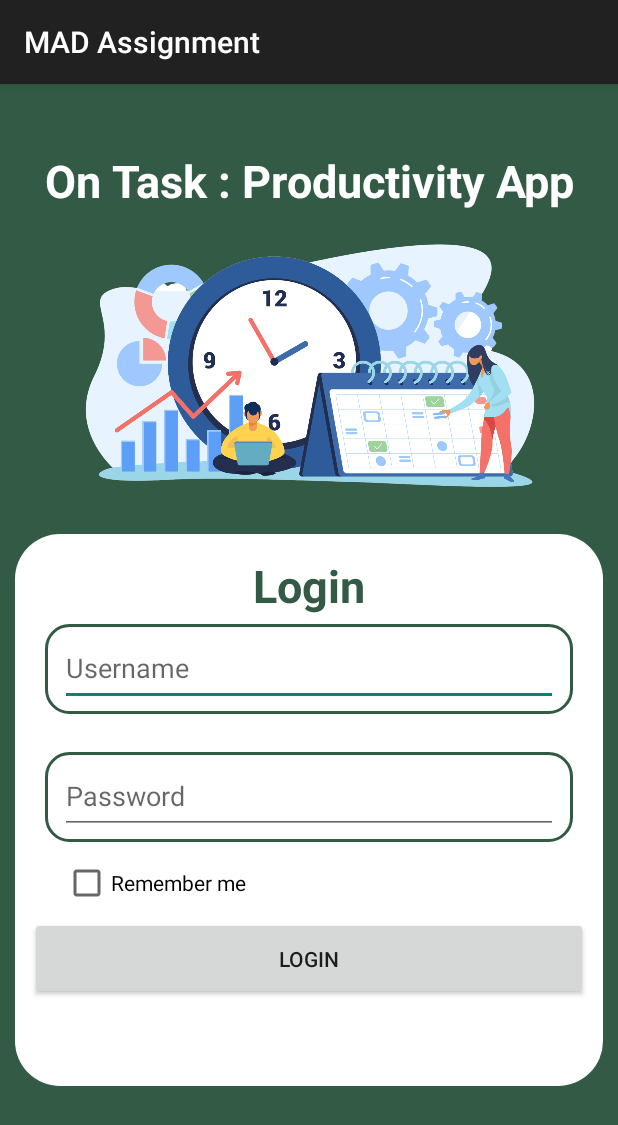
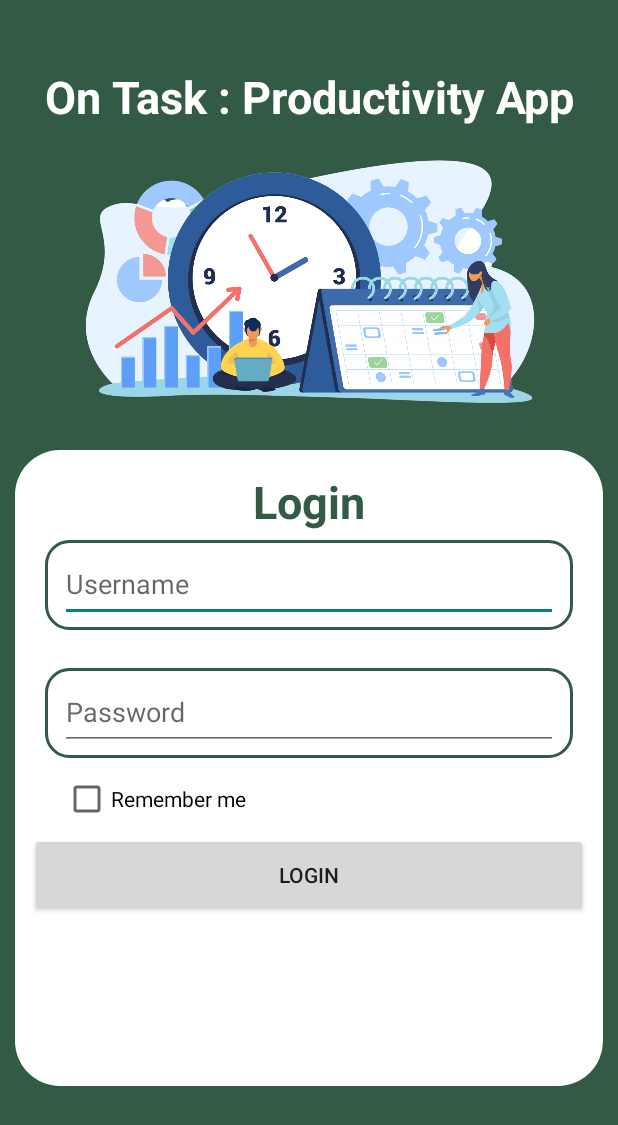
Before and after one commit to supermonkey62/MAD-Assignment, an Android app: the screen it shows after launch (LoginPage), on a phone screen of 412 x 824 dp. Shown: the top 1125 px of the screen. Run offline under Robolectric (Android 15) with nearby library versions, the light colour scheme and no system bars; our stand-ins replace Firebase (no records; nobody signed in at launch, a user with empty details on screens opened directly).

Commit message:
fixed some layout issues

```diff
--- a/app/src/main/java/sg/edu/np/mad/madassignment/SplashActivity.java
+++ b/app/src/main/java/sg/edu/np/mad/madassignment/SplashActivity.java
@@ -11,7 +11,7 @@
     protected void onCreate(Bundle savedInstanceState) {
         super.onCreate(savedInstanceState);
         setContentView(R.layout.activity_splash);
-        getSupportActionBar().hide();
+//        getSupportActionBar().hide();
 
         final Intent i = new Intent(SplashActivity.this,LoginPage.class);
         new Handler().postDelayed(new Runnable() {
--- a/app/src/main/res/values/themes.xml
+++ b/app/src/main/res/values/themes.xml
@@ -4,7 +4,7 @@
         <item name="android:windowDisablePreview">true</item>
     </style>
 
-    <style name="AppTheme" parent="Theme.AppCompat.DayNight.DarkActionBar">
+    <style name="AppTheme" parent="Theme.AppCompat.DayNight.NoActionBar">
         <!-- Customize other attributes as needed -->
     </style>
 
```
